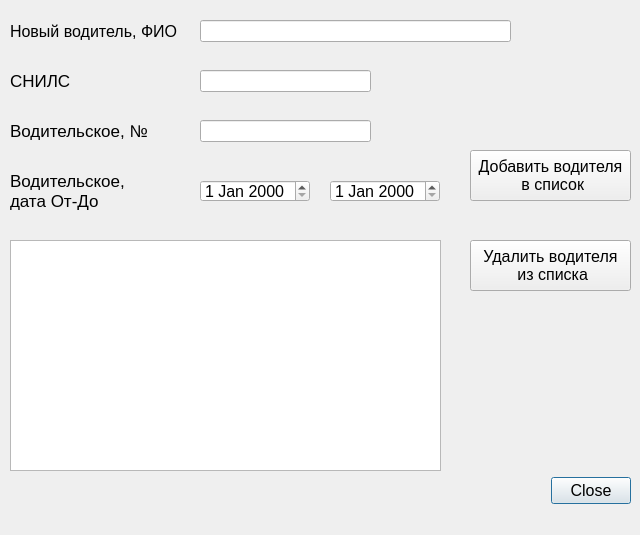
The window that ui/NewDriver.ui (Andrew007Serednev/DenyDesktopApp) describes before a commit, drawn with Qt 5.
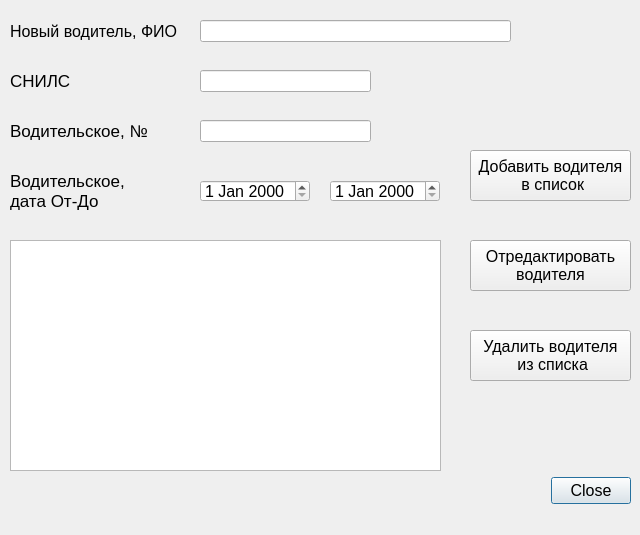
The same window after the commit.

Commit message: Drivers actions for date

What changed in the file:
```diff
--- a/ui/NewDriver.ui
+++ b/ui/NewDriver.ui
@@ -204,7 +204,7 @@
    <property name="geometry">
     <rect>
      <x>470</x>
-     <y>240</y>
+     <y>330</y>
      <width>161</width>
      <height>51</height>
     </rect>
@@ -238,6 +238,25 @@
  в список</string>
    </property>
   </widget>
+  <widget class="QPushButton" name="driver_edit_button">
+   <property name="geometry">
+    <rect>
+     <x>470</x>
+     <y>240</y>
+     <width>161</width>
+     <height>51</height>
+    </rect>
+   </property>
+   <property name="font">
+    <font>
+     <pointsize>12</pointsize>
+    </font>
+   </property>
+   <property name="text">
+    <string>Отредактировать 
+водителя</string>
+   </property>
+  </widget>
  </widget>
  <resources/>
  <connections>
```
The commit also changes 1 other file.
